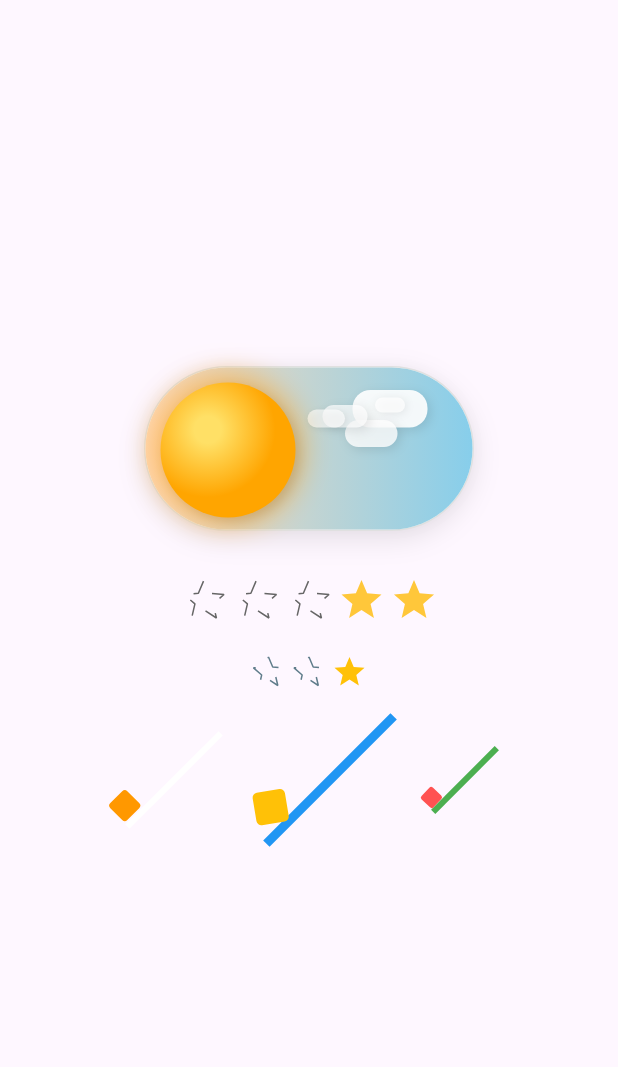
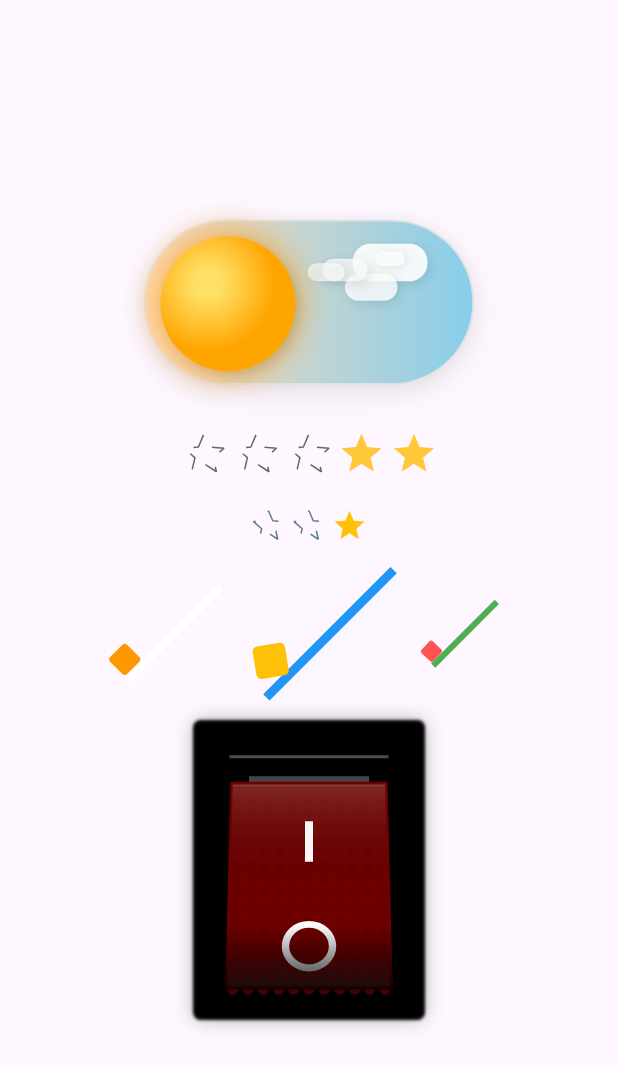
Before and after one commit to HESHAMKAMAll/custom_switch, a Flutter app: the screen it shows after launch, on a phone screen of 412 x 824 dp. Shown: the top 1067 px of the screen. Run offline on Flutter 3.47's test engine with Material 3 defaults, Android fonts, the phone set to English and light mode, and no system bars.

Commit message:
Retro Switch Added

```diff
--- a/lib/main.dart
+++ b/lib/main.dart
@@ -1,10 +1,6 @@
+import 'package:custom_switch/retro_switch.dart';
 import 'package:flutter/material.dart';
-
 import 'custom_loader.dart';
-
-
-/// Example of how to use the RollingLoader in an app
-import 'package:flutter/material.dart';
 import 'custom_star_rating.dart';
 import 'custom_switch.dart';
 
@@ -71,22 +67,20 @@ class _MyAppState extends State<MyApp> {
                     const RollingLoader(),
                     const SizedBox(height: 60),
                     // Custom styled loader
-                    const RollingLoader(
-                      size: 120.0,
-                      lineColor: Colors.blue,
-                      squareColor: Colors.amber,
-                      lineWidth: 6.0,
-                      duration: Duration(milliseconds: 2000),
-                    ),
+                    const RollingLoader(size: 120.0, lineColor: Colors.blue, squareColor: Colors.amber, lineWidth: 6.0, duration: Duration(milliseconds: 2000)),
                     const SizedBox(height: 60),
                     // Smaller, faster loader
-                    const RollingLoader(
-                      size: 60.0,
-                      lineColor: Colors.green,
-                      squareColor: Colors.redAccent,
-                      duration: Duration(milliseconds: 1500),
-                    ),
+                    const RollingLoader(size: 60.0, lineColor: Colors.green, squareColor: Colors.redAccent, duration: Duration(milliseconds: 1500)),
                   ],
+                ),
+                RetroSwitch(
+                  onChanged: (value) => print('Switch toggled: $value'),
+                  width: 150,
+                  height: 195,
+                  activeColor: Color(0xFF6F0000),
+                  inactiveColor: Color(0xFF6F0000),
+                  glowColor: Color(0xFF6F0000),
+                  textColor: Colors.white,
                 ),
               ],
             ),
--- /dev/null
+++ b/lib/retro_switch.dart
@@ -0,0 +1,371 @@
+import 'package:flutter/material.dart';
+import 'dart:math';
+
+// A customizable retro-style switch widget with toggle animation and visual effects.
+class RetroSwitch extends StatefulWidget {
+  final double width;
+  final double height;
+  final bool initialValue;
+  final ValueChanged<bool>? onChanged;
+  final Color activeColor;
+  final Color inactiveColor;
+  final Color glowColor;
+  final Color textColor;
+
+  const RetroSwitch({
+    super.key,
+    this.width = 150.0,
+    this.height = 195.0,
+    this.initialValue = false,
+    this.onChanged,
+    this.activeColor = const Color(0xFF980000),
+    this.inactiveColor = const Color(0xFF6F0000),
+    this.glowColor = const Color(0xFFFF1818),
+    this.textColor = Colors.white,
+  });
+
+  @override
+  _RetroSwitchState createState() => _RetroSwitchState();
+}
+
+class _RetroSwitchState extends State<RetroSwitch> with SingleTickerProviderStateMixin {
+  late bool isChecked;
+  late AnimationController _flickerController;
+  late Animation<double> _flickerAnimation;
+
+  @override
+  void initState() {
+    super.initState();
+    isChecked = widget.initialValue;
+
+    // Initialize animation controller for flicker effect
+    _flickerController = AnimationController(
+      vsync: this,
+      duration: const Duration(milliseconds: 200),
+    );
+
+    _flickerAnimation = Tween<double>(begin: 1.0, end: 0.8).animate(
+      CurvedAnimation(
+        parent: _flickerController,
+        curve: Curves.easeInOut,
+      ),
+    )..addStatusListener((status) {
+      if (status == AnimationStatus.completed) {
+        _flickerController.reverse();
+      } else if (status == AnimationStatus.dismissed && isChecked) {
+        _flickerController.forward();
+      }
+    });
+    if (isChecked) {
+      _flickerController.forward();
+    }
+  }
+
+  @override
+  void dispose() {
+    _flickerController.dispose();
+    super.dispose();
+  }
+
+  void _toggleSwitch() {
+    setState(() {
+      isChecked = !isChecked;
+      if (isChecked) {
+        _flickerController.forward();
+      } else {
+        _flickerController.stop();
+      }
+      widget.onChanged?.call(isChecked);
+    });
+  }
+
+  @override
+  Widget build(BuildContext context) {
+    return GestureDetector(
+      onTap: _toggleSwitch,
+      child: Container(
+        width: widget.width,
+        height: widget.height,
+        decoration: BoxDecoration(
+          color: Colors.black,
+          borderRadius: BorderRadius.circular(5),
+          boxShadow: const [
+            BoxShadow(
+              color: Colors.black26,
+              blurRadius: 10,
+              spreadRadius: 2,
+            ),
+            BoxShadow(
+              color: Colors.black,
+              blurRadius: 1,
+              spreadRadius: 2,
+            ),
+          ],
+        ),
+        padding: const EdgeInsets.all(20),
+        child: CustomPaint(
+          painter: InsetShadowPainter(),
+          size: Size(widget.width, widget.height),
+          child: Container(
+            decoration: BoxDecoration(
+              color: Colors.transparent,
+              borderRadius: BorderRadius.circular(1),
+            ),
+            child: Transform(
+              alignment: Alignment.center,
+              transform: Matrix4.identity()
+                ..setEntry(3, 2, 0.001) // Perspective
+                ..rotateX(isChecked ? pi / 7.2 : -pi / 7.2) // 25 degrees
+                ..translate(0.0, 0.0, 20.0),
+              child: Container(
+                decoration: BoxDecoration(
+                  borderRadius: BorderRadius.circular(1),
+                  gradient: LinearGradient(
+                    begin: Alignment.topCenter,
+                    end: Alignment.bottomCenter,
+                    colors: [
+                      widget.activeColor,
+                      widget.inactiveColor,
+                      widget.inactiveColor,
+                      widget.activeColor,
+                    ],
+                    stops: const [0.0, 0.3, 0.7, 1.0],
+                  ),
+                  boxShadow: isChecked
+                      ? [BoxShadow(color: widget.glowColor, blurRadius: 20, offset: const Offset(0, -10))]
+                      : [],
+                ),
+                child: Stack(
+                  children: [
+                    // Light effect when turned on
+                    AnimatedBuilder(
+                      animation: _flickerAnimation,
+                      builder: (context, child) {
+                        return Opacity(
+                          opacity: isChecked ? _flickerAnimation.value : 0.0,
+                          child: Container(
+                            decoration: const BoxDecoration(
+                              gradient: RadialGradient(
+                                colors: [
+                                  Color(0xFFFFC97E),
+                                  Color(0x99FF1818),
+                                  Colors.transparent,
+                                ],
+                                stops: [0.0, 0.4, 0.7],
+                                center: Alignment.center,
+                                radius: 0.8,
+                              ),
+                            ),
+                          ),
+                        );
+                      },
+                    ),
+                    // Dots pattern
+                    CustomPaint(
+                      size: Size(widget.width, widget.height),
+                      painter: DotsPainter(),
+                    ),
+                    // Characters (ON/OFF symbols)
+                    CustomPaint(
+                      size: Size(widget.width, widget.height),
+                      painter: CharactersPainter(textColor: widget.textColor),
+                    ),
+                    // Shine effect
+                    AnimatedOpacity(
+                      opacity: isChecked ? 1.0 : 0.3,
+                      duration: const Duration(milliseconds: 300),
+                      curve: Curves.easeInOut,
+                      child: CustomPaint(
+                        size: Size(widget.width, widget.height),
+                        painter: ShinePainter(),
+                      ),
+                    ),
+                    // Shadow effect
+                    AnimatedOpacity(
+                      opacity: isChecked ? 0.0 : 1.0,
+                      duration: const Duration(milliseconds: 300),
+                      curve: Curves.easeInOut,
+                      child: CustomPaint(
+                        size: Size(widget.width, widget.height),
+                        painter: ShadowPainter(),
+                      ),
+                    ),
+                  ],
+                ),
+              ),
+            ),
+          ),
+        ),
+      ),
+    );
+  }
+}
+
+// Custom painter for dots pattern
+class DotsPainter extends CustomPainter {
+  @override
+  void paint(Canvas canvas, Size size) {
+    final paint = Paint()
+      ..color = const Color(0x650000).withOpacity(0.7)
+      ..style = PaintingStyle.fill;
+
+    const dotSize = 10.0;
+    for (var x = 0.0; x < size.width; x += dotSize) {
+      for (var y = 0.0; y < size.height; y += dotSize) {
+        canvas.drawCircle(
+          Offset(x + dotSize / 2, y + dotSize / 2),
+          dotSize * 0.35,
+          paint,
+        );
+      }
+    }
+  }
+
+  @override
+  bool shouldRepaint(CustomPainter oldDelegate) => false;
+}
+
+// Custom painter for ON/OFF symbols
+class CharactersPainter extends CustomPainter {
+  final Color textColor;
+
+  CharactersPainter({required this.textColor});
+
+  @override
+  void paint(Canvas canvas, Size size) {
+    final paint = Paint()
+      ..color = textColor
+      ..style = PaintingStyle.fill;
+
+    // Vertical line (I symbol for ON)
+    canvas.drawRect(
+      Rect.fromLTWH(
+        size.width * 0.475,
+        size.height * 0.2,
+        size.width * 0.05,
+        size.height * 0.2,
+      ),
+      paint,
+    );
+
+    // Circle (O symbol for OFF)
+    canvas.drawCircle(
+      Offset(size.width * 0.5, size.height * 0.8),
+      size.width * 0.165,
+      paint,
+    );
+
+    // Inner circle cutout
+    canvas.drawCircle(
+      Offset(size.width * 0.5, size.height * 0.8),
+      size.width * 0.12,
+      Paint()..color = const Color(0xFF6F0000)..style = PaintingStyle.fill,
+    );
+  }
+
+  @override
+  bool shouldRepaint(CustomPainter oldDelegate) => false;
+}
+
+// Custom painter for shine effect
+class ShinePainter extends CustomPainter {
+  @override
+  void paint(Canvas canvas, Size size) {
+    final rect = Rect.fromLTWH(
+      size.width * 0.015,
+      size.height * 0.015,
+      size.width * 0.97,
+      size.height * 0.97,
+    );
+
+    final topGradient = LinearGradient(
+      begin: Alignment.topCenter,
+      end: Alignment.center,
+      colors: [Colors.white, Colors.transparent],
+      stops: const [0.0, 0.03],
+    );
+
+    canvas.drawRect(rect, Paint()..shader = topGradient.createShader(rect));
+
+    final verticalGradient = LinearGradient(
+      begin: Alignment.topCenter,
+      end: Alignment.bottomCenter,
+      colors: [
+        Colors.white.withOpacity(0.5),
+        Colors.transparent,
+        Colors.transparent,
+        Colors.white.withOpacity(0.5),
+      ],
+      stops: const [0.0, 0.5, 0.8, 1.0],
+    );
+
+    canvas.drawRect(rect, Paint()..shader = verticalGradient.createShader(rect));
+  }
+
+  @override
+  bool shouldRepaint(CustomPainter oldDelegate) => false;
+}
+
+// Custom painter for shadow effect
+class ShadowPainter extends CustomPainter {
+  @override
+  void paint(Canvas canvas, Size size) {
+    final rect = Rect.fromLTRB(0, 0, size.width, size.height);
+
+    final gradient = LinearGradient(
+      begin: Alignment.topCenter,
+      end: Alignment.bottomCenter,
+      colors: [Colors.transparent, Colors.black.withOpacity(0.8)],
+      stops: const [0.7, 1.0],
+    );
+
+    canvas.drawRect(rect, Paint()..shader = gradient.createShader(rect));
+  }
+
+  @override
+  bool shouldRepaint(CustomPainter oldDelegate) => false;
+}
+
+// Custom painter for inset shadow effect
+class InsetShadowPainter extends CustomPainter {
+  @override
+  void paint(Canvas canvas, Size size) {
+    // Draw container background
+    final backgroundPaint = Paint()
+      ..color = Colors.black
+      ..style = PaintingStyle.fill;
+    canvas.drawRect(Rect.fromLTWH(0, 0, size.width, size.height), backgroundPaint);
+
+    // Draw white top edge highlight
+    final whitePaint = Paint()
+      ..color = Colors.white.withOpacity(0.3)
+      ..style = PaintingStyle.stroke
+      ..strokeWidth = 2;
+    canvas.drawLine(
+      const Offset(2, 2),
+      Offset(size.width - 2, 2),
+      whitePaint,
+    );
+
+    // Draw middle inset
+    final purplePaint = Paint()
+      ..color = const Color(0xFF47434C)
+      ..style = PaintingStyle.fill;
+    canvas.drawRect(
+      Rect.fromLTRB(15, 15, size.width - 15, size.height - 15),
+      purplePaint,
+    );
+
+    // Draw black inner inset
+    final blackPaint = Paint()
+      ..color = Colors.black
+      ..style = PaintingStyle.fill;
+    canvas.drawRect(
+      Rect.fromLTRB(22, 22, size.width - 22, size.height - 22),
+      blackPaint,
+    );
+  }
+
+  @override
+  bool shouldRepaint(CustomPainter oldDelegate) => false;
+}
```
Also changed, not shown: lib/custom_loader.dart (line endings or trailing spaces), 2 other files.
